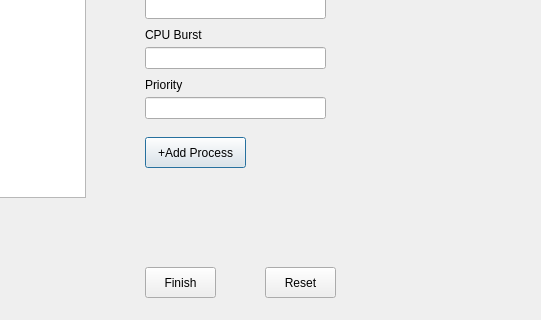
The window that qt_gui/secondwindow.ui (Sarah-Tarek/CPU-Scheduling-Algorithms) describes before a commit, drawn with Qt 5; both pictures show x 355 to 896 and y 223 to 543 of the 896 by 543 pixel window.
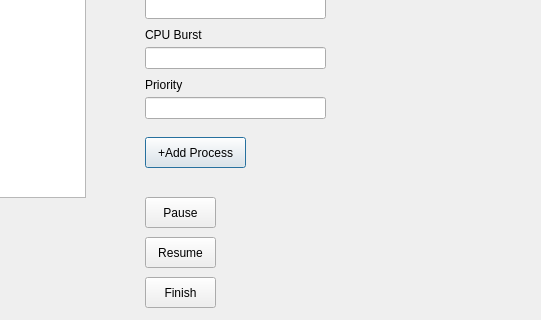
The same window after the commit.

Commit message: add pause feature

Patch:
```diff
--- a/qt_gui/secondwindow.ui
+++ b/qt_gui/secondwindow.ui
@@ -171,7 +171,7 @@
    <property name="geometry">
     <rect>
      <x>500</x>
-     <y>490</y>
+     <y>500</y>
      <width>71</width>
      <height>31</height>
     </rect>
@@ -183,14 +183,27 @@
   <widget class="QPushButton" name="resetButton">
    <property name="geometry">
     <rect>
-     <x>620</x>
-     <y>490</y>
+     <x>500</x>
+     <y>420</y>
      <width>71</width>
      <height>31</height>
     </rect>
    </property>
    <property name="text">
-    <string>Reset</string>
+    <string>Pause</string>
+   </property>
+  </widget>
+  <widget class="QPushButton" name="resumeButton">
+   <property name="geometry">
+    <rect>
+     <x>500</x>
+     <y>460</y>
+     <width>71</width>
+     <height>31</height>
+    </rect>
+   </property>
+   <property name="text">
+    <string>Resume</string>
    </property>
   </widget>
  </widget>
```
Left out of the diff: 2 changed lines with no effect on the pictures. The commit also changes 11 other files.
